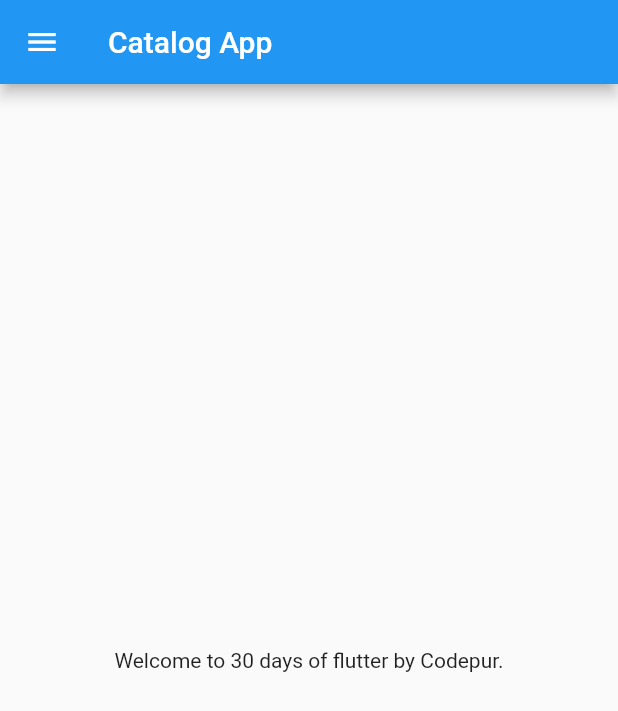
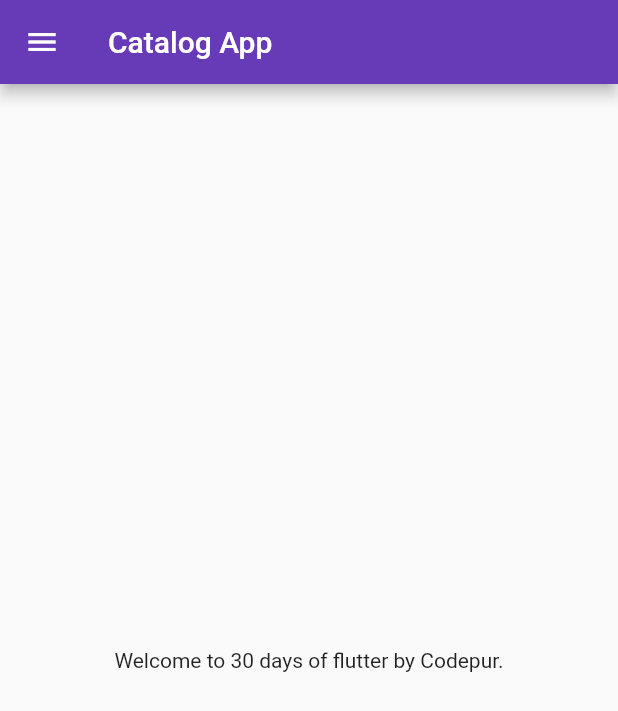
Before and after one commit to Vipin190/30daysLearningFlutter, a Flutter app: the screen it shows after launch, on a phone screen of 412 x 824 dp. Shown: the top 711 px of the screen. Run offline on Flutter 3.47's test engine with Material 2 defaults, Android fonts, the phone set to English and light mode, and no system bars.

Commit message:
day3 completed

```diff
--- a/lib/main.dart
+++ b/lib/main.dart
@@ -1,5 +1,6 @@
 import 'package:flutter/material.dart';
-import 'package:flutter_catalog/home_page.dart';
+import 'package:flutter_catalog/pages/Login_page.dart';
+import 'package:flutter_catalog/pages/home_page.dart';
 
 void main() {
   runApp(const MyApp());
@@ -11,7 +12,19 @@ class MyApp extends StatelessWidget {
   @override
   Widget build(BuildContext context) {
     return MaterialApp(
-      home: HomePage(),
+      darkTheme: ThemeData(brightness: Brightness.dark),
+      themeMode: ThemeMode.light,
+      debugShowCheckedModeBanner: false,
+      // home: const HomePage(),
+      theme: ThemeData(
+        primarySwatch: Colors.deepPurple,
+      ),
+      initialRoute: "/home",
+      routes: {
+        "/": ((context) => const LoginPage()),
+        "/home": (context) => const HomePage(),
+        "/login": (context) => const LoginPage(),
+      },
     );
   }
 }
```
Also changed, not shown: lib/pages/Login_page.dart (added, +22 -0 lines), lib/pages/home_page.dart (renamed from lib/home_page.dart).
